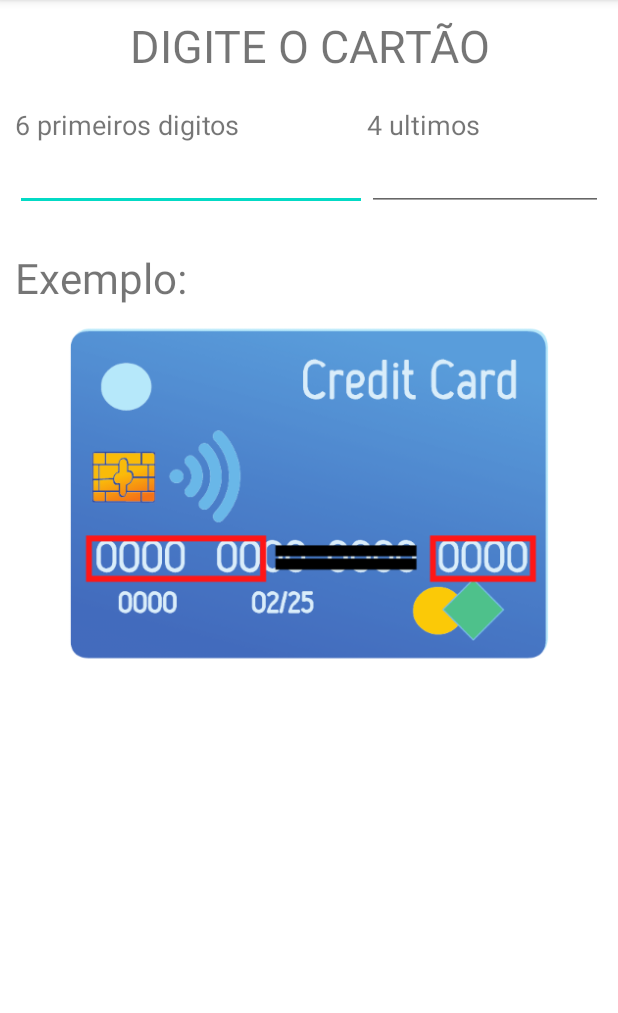
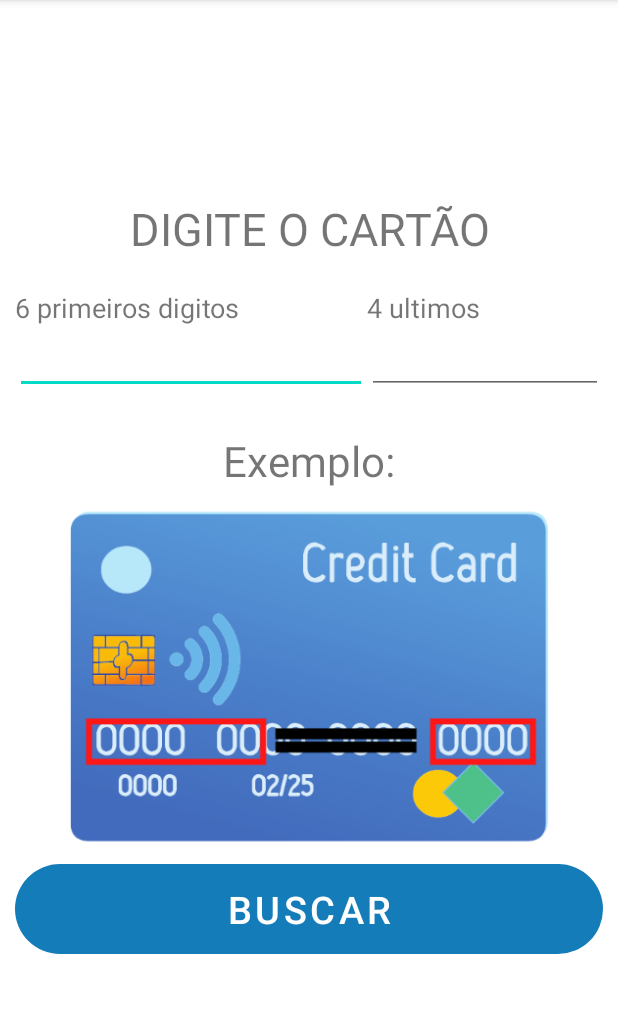
Before and after one commit to SidMiranda/App-ComnectPay, an Android app: the CardNumberActivity screen opened directly, with no data from a screen before it, on a phone screen of 412 x 824 dp, the part 84-1097 px from its top. Run offline under Robolectric (Android 15) with nearby library versions, the light colour scheme and no system bars; 1 statement that could not run was skipped.

Commit message:
filtro CardNumberActivity

```diff
--- a/app/src/main/java/br/com/comnect/comnectpay105/CardNumberActivity.java
+++ b/app/src/main/java/br/com/comnect/comnectpay105/CardNumberActivity.java
@@ -2,13 +2,33 @@ package br.com.comnect.comnectpay105;
 
 import androidx.appcompat.app.AppCompatActivity;
 
+import android.content.Intent;
 import android.os.Bundle;
+import android.view.View;
+import android.widget.EditText;
 
 public class CardNumberActivity extends AppCompatActivity {
-
+    EditText edt_6n, edt_4n, btn_buscar;
     @Override
     protected void onCreate(Bundle savedInstanceState) {
         super.onCreate(savedInstanceState);
         setContentView(R.layout.activity_card_number);
+
+        edt_6n = findViewById(R.id.edt_6n);
+        edt_4n = findViewById(R.id.edt_4n);
+
+
+        btn_buscar.setOnClickListener(new View.OnClickListener() {
+            @Override
+            public void onClick(View view) {
+                buscar();
+            }
+        });
+    }
+
+    protected void buscar(){
+        Intent i = new Intent(CardNumberActivity.this, EstornoActivity.class);
+        i.putExtra("NUMERO_CARTAO", edt_4n.getText());
+        startActivity(i);
     }
 }
--- a/app/src/main/res/layout/activity_card_number.xml
+++ b/app/src/main/res/layout/activity_card_number.xml
@@ -5,6 +5,7 @@
     android:layout_width="match_parent"
     android:layout_height="match_parent"
     android:orientation="vertical"
+    android:gravity="center"
     android:padding="10dp"
     tools:context=".CardNumberActivity">
 
@@ -12,7 +13,7 @@
         android:layout_width="match_parent"
         android:layout_height="wrap_content"
         android:text="DIGITE O CARTÃO"
-        android:textSize="30dp"
+        android:textSize="30sp"
         android:layout_marginBottom="20dp"
         android:gravity="center">
 
@@ -24,7 +25,7 @@
 
         <TextView
             android:layout_width="0dp"
-            android:textSize="18dp"
+            android:textSize="18sp"
             android:layout_height="wrap_content"
             android:layout_weight="60"
             android:text="6 primeiros digitos">
@@ -33,7 +34,7 @@
 
         <TextView
             android:layout_width="0dp"
-            android:textSize="18dp"
+            android:textSize="18sp"
             android:layout_height="wrap_content"
             android:layout_weight="40"
             android:text="4 ultimos">
@@ -48,15 +49,22 @@
         android:layout_height="wrap_content">
 
         <EditText
+            android:id="@+id/edt_6n"
             android:layout_width="0dp"
             android:layout_height="wrap_content"
-            android:layout_weight="60">
+            android:layout_weight="60"
+            android:inputType="number"
+            android:maxLength="6">
 
         </EditText>
+
         <EditText
+            android:id="@+id/edt_4n"
             android:layout_width="0dp"
             android:layout_height="wrap_content"
-            android:layout_weight="40">
+            android:layout_weight="40"
+            android:inputType="number"
+            android:maxLength="4">
 
 
         </EditText>
@@ -69,7 +77,7 @@
         android:layout_height="wrap_content"
         android:layout_marginTop="25dp"
         android:text="Exemplo:"
-        android:textSize="28dp">
+        android:textSize="28sp">
 
     </TextView>
 
@@ -77,7 +85,18 @@
         android:id="@+id/imageView"
         android:layout_width="match_parent"
         android:layout_height="wrap_content"
-        app:srcCompat="@drawable/cardEx" />
+        app:srcCompat="@drawable/cardex"
+        tools:srcCompat="@drawable/cardex" />
+
+    <Button
+        android:id="@+id/btn_buscar"
+        android:layout_width="match_parent"
+        android:layout_height="60dp"
+        android:background="@drawable/rounded_corner"
+        android:text="BUSCAR"
+        android:textSize="25dp">
+
+    </Button>
 
 
 </LinearLayout>
```
Also changed, not shown: app/src/main/java/br/com/comnect/comnectpay105/EstornoActivity.java (+13 -40 lines), app/src/main/res/drawable-xhdpi/cardEx.jpg (deleted), app/src/main/res/drawable-xhdpi/cardex.jpg (renamed from app/src/main/res/drawable-xhdpi/cardEx.png).
